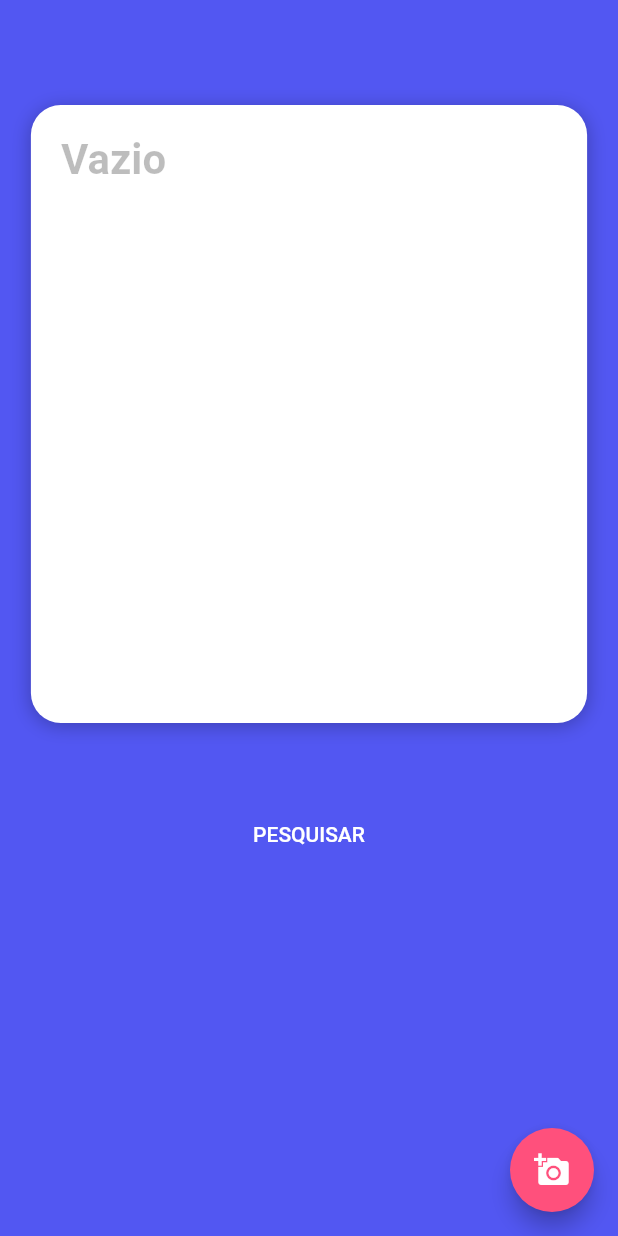
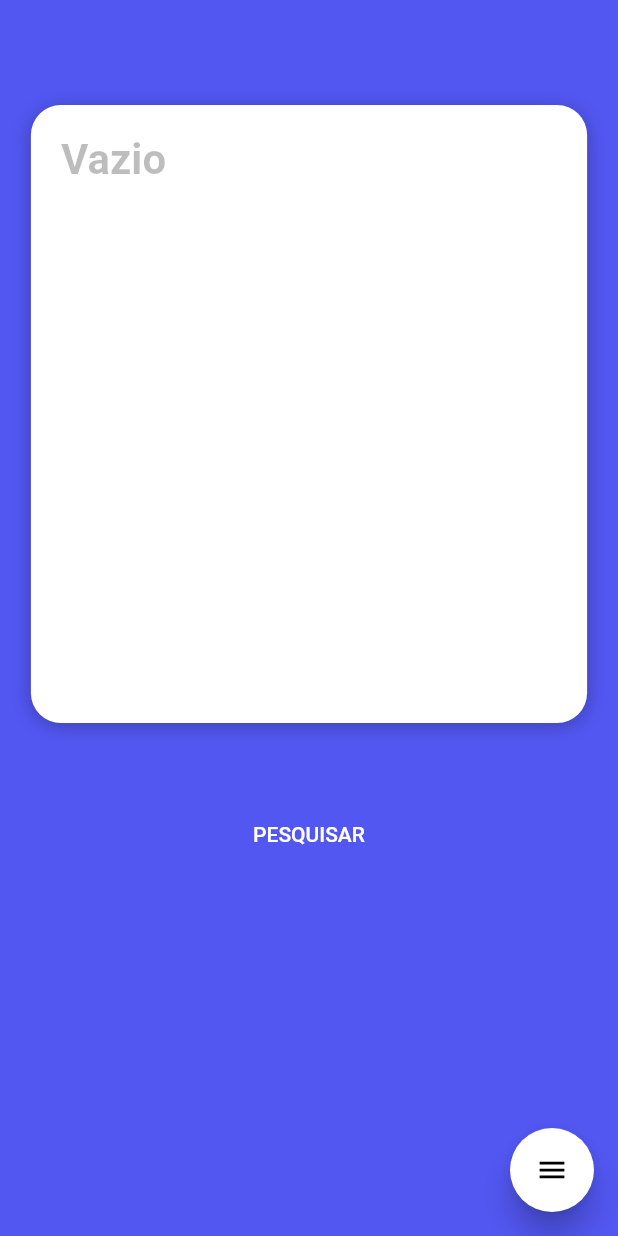
Before and after one commit to jerielverissimo/intolera, a Flutter app: the CameraPreviewScreen screen opened directly, on a phone screen of 412 x 824 dp. Run offline on Flutter 3.47's test engine with Material 2 defaults, Android fonts, the phone set to English and light mode, and no system bars; drawn by our look-alikes of flutter_speed_dial; our stand-ins replace bloc, dartz, data_connection_checker, equatable, firebase_auth, flutter_bloc and 4 more; missing offline and left inert: firebase_ml_vision; accounts and stored records are empty.

Commit message:
Added speed dial button

```diff
--- a/lib/features/dashboard/presentation/pages/dashboard_screen.dart
+++ b/lib/features/dashboard/presentation/pages/dashboard_screen.dart
@@ -69,6 +69,7 @@ class _HomePageState extends State<HomePage> {
           color: Colors.white,
         ),
         backgroundColor: alertColor,
+        heroTag: 'speed-dial-hero-tag',
         onPressed: () {
           Navigator.push(
             context,
--- a/lib/features/text_recognition/presentation/pages/camera_preview_screen.dart
+++ b/lib/features/text_recognition/presentation/pages/camera_preview_screen.dart
@@ -4,6 +4,7 @@ import 'package:flutter/material.dart';
 import 'package:image_picker/image_picker.dart';
 import 'package:flutter_bloc/flutter_bloc.dart';
 import 'package:firebase_ml_vision/firebase_ml_vision.dart';
+import 'package:flutter_speed_dial/flutter_speed_dial.dart';
 import 'dart:io';
 import 'dart:async';
 
@@ -28,6 +29,26 @@ class _CameraPreviewScreen extends State<CameraPreviewScreen> {
   int _selectedCategoryIndex = 0;
 
   Future getImage() async {
+    var image = await ImagePicker.pickImage(source: ImageSource.camera);
+
+    setState(() async {
+      _image = image;
+      vImage = FirebaseVisionImage.fromFile(_image);
+      readText();
+    });
+  }
+
+  Future getImageFromGallery() async {
+    var image = await ImagePicker.pickImage(source: ImageSource.gallery);
+
+    setState(() async {
+      _image = image;
+      vImage = FirebaseVisionImage.fromFile(_image);
+      readText();
+    });
+  }
+
+  Future getImageFromCamera() async {
     var image = await ImagePicker.pickImage(source: ImageSource.camera);
 
     setState(() async {
@@ -72,17 +93,44 @@ class _CameraPreviewScreen extends State<CameraPreviewScreen> {
       //child: _image == null ? Text('No image selected') : Image.file(_image),
       //),
       backgroundColor: primaryColor,
-      floatingActionButton: FloatingActionButton(
-        backgroundColor: alertColor,
-        foregroundColor: Colors.white,
-        onPressed: () {
-          getImage();
-
-          BlocProvider.of<TextRecognizerBloc>(context).dispatch(
-              FindFoodListProfiles(FoundedWords(wordsFound: foundedWords)));
-        },
-        tooltip: 'Pick Image',
-        child: Icon(Icons.add_a_photo),
+      floatingActionButton: SpeedDial(
+        // both default to 16
+        marginRight: 18,
+        marginBottom: 20,
+        animatedIcon: AnimatedIcons.menu_close,
+        animatedIconTheme: IconThemeData(size: 22.0),
+        // this is ignored if animatedIcon is non null
+        // child: Icon(Icons.add),
+        visible: true,
+        // If true user is forced to close dial manually
+        // by tapping main button and overlay is not rendered.
+        closeManually: false,
+        curve: Curves.bounceIn,
+        overlayColor: Colors.black,
+        overlayOpacity: 0.5,
+        onOpen: () => print('OPENING DIAL'),
+        onClose: () => print('DIAL CLOSED'),
+        tooltip: 'Speed Dial',
+        heroTag: 'speed-dial-hero-tag',
+        backgroundColor: Colors.white,
+        foregroundColor: Colors.black,
+        elevation: 8.0,
+        shape: CircleBorder(),
+        children: [
+          SpeedDialChild(
+              child: Icon(Icons.add_a_photo, color: Colors.white),
+              backgroundColor: alertColor,
+              label: 'Camera',
+              labelStyle: TextStyle(fontSize: 18.0),
+              onTap: () => getImageFromCamera()),
+          SpeedDialChild(
+            child: Icon(Icons.add_photo_alternate, color: Colors.white),
+            backgroundColor: alertColor,
+            label: 'Galeria de fotos',
+            labelStyle: TextStyle(fontSize: 18.0),
+            onTap: () => getImageFromGallery(),
+          ),
+        ],
       ),
     );
   }
--- a/pubspec.yaml
+++ b/pubspec.yaml
@@ -24,6 +24,7 @@ dependencies:
   logger: 0.7.0+2
   firebase_auth: 0.15.0+1
   google_sign_in: 4.0.14
+  flutter_speed_dial: 1.2.4
 
 dev_dependencies:
   flutter_test:
```
Also changed, not shown: lib/features/text_recognition/domain/usecases/find_profiles.dart (+16 -12 lines), lib/features/text_recognition/domain/usecases/black_list.dart (added), pubspec.lock.
